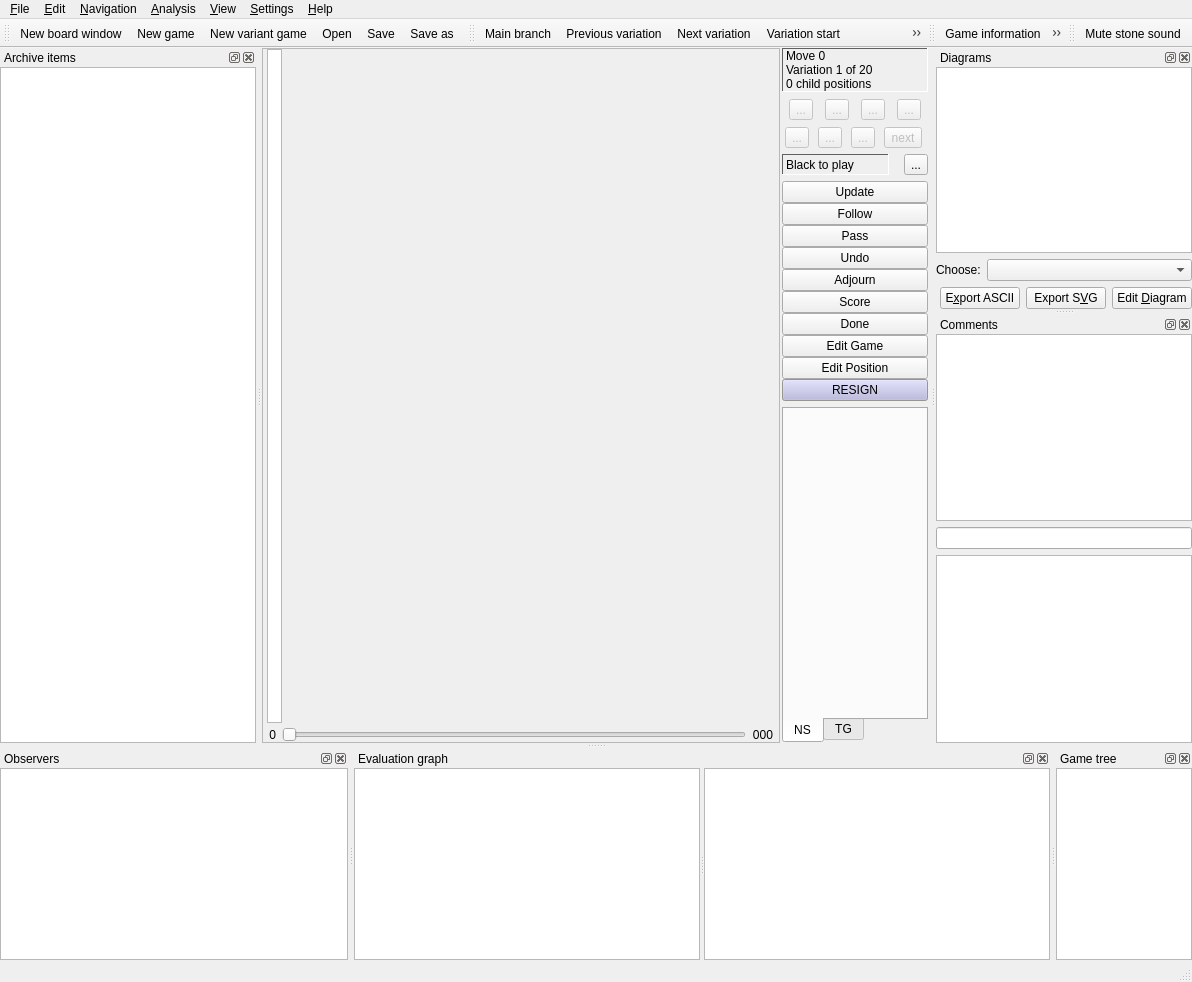
Before: the Qt Designer form src/boardwindow_gui.ui in missdeer/quteGo, drawn with Qt 5.
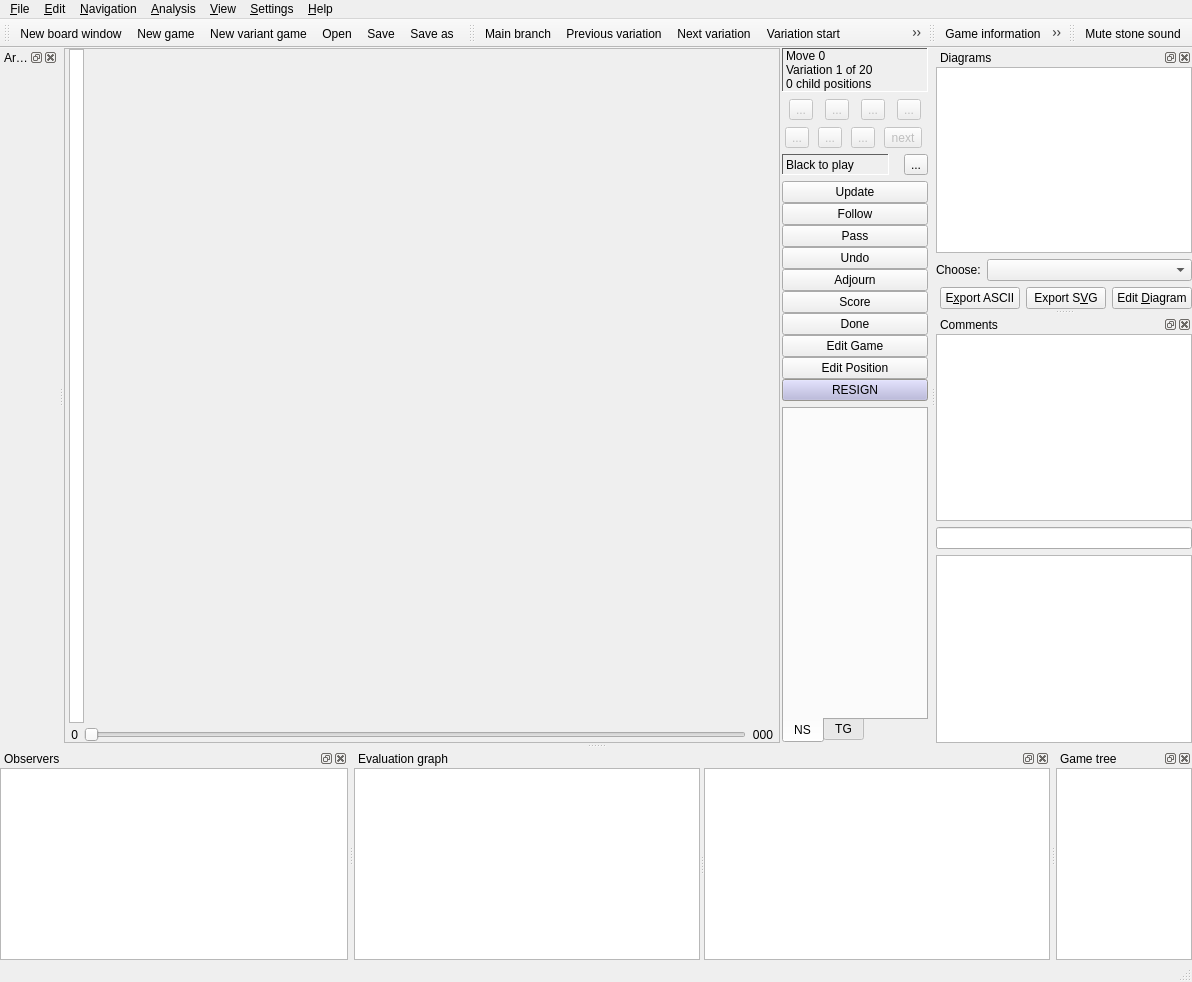
After: the same form once the commit is applied. Icons and pictures are not drawn. Custom widgets are drawn as their Qt base class.

Commit message: move archive list widget to archive handler

The edit to the form file:
```diff
--- a/src/boardwindow_gui.ui
+++ b/src/boardwindow_gui.ui
@@ -2663,9 +2663,6 @@
      <property name="bottomMargin">
       <number>0</number>
      </property>
-     <item>
-      <widget class="QListWidget" name="archiveItemList"/>
-     </item>
     </layout>
    </widget>
   </widget>
```
Left out of the diff: 118 changed lines with no effect on the pictures. The commit also changes 6 other files.
